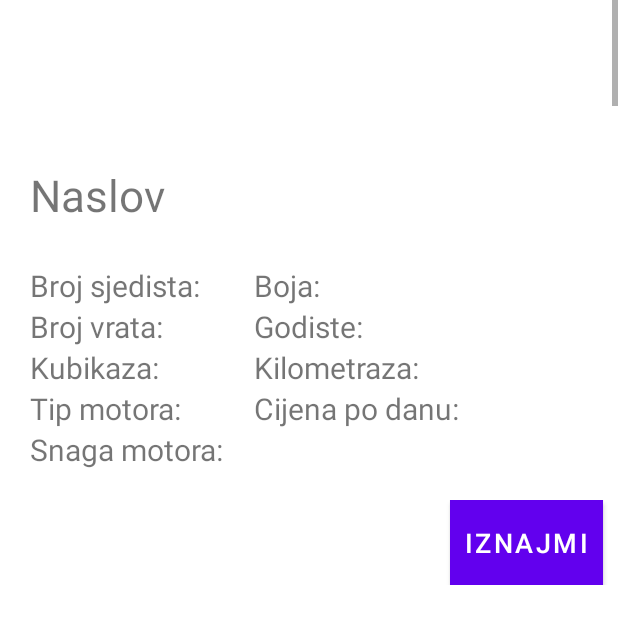
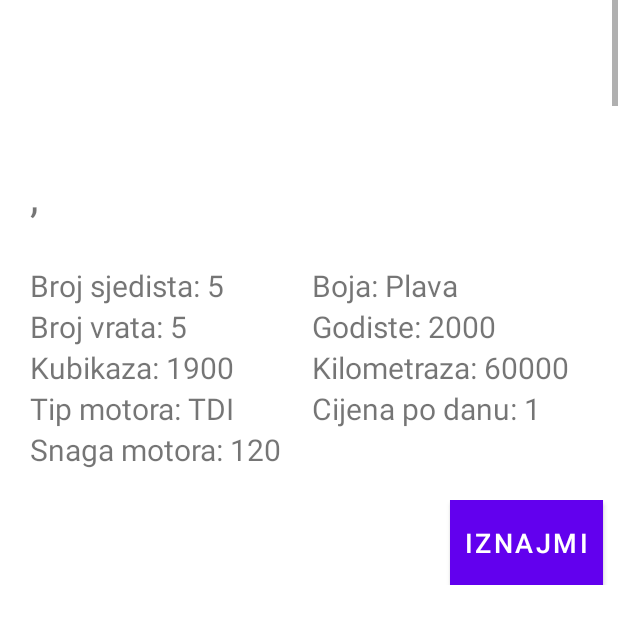
Before and after one commit to jovan996/RentACar, an Android app: the DetailViewActivity screen opened directly, with no data from a screen before it, on a phone screen of 412 x 824 dp, the part 572-1216 px from its top. Run offline under Robolectric (Android 15) with nearby library versions, the phone set to English and light mode, and no system bars; our stand-ins replace ButterKnife; libraries missing offline, so code that uses them is left out: com.mikepenz.materialdrawer; 8 statements that could not run were skipped.

Commit message:
prikaz podataka

```diff
--- a/app/src/main/java/com/example/rentacar/Aktivnosti/DetailViewActivity.java
+++ b/app/src/main/java/com/example/rentacar/Aktivnosti/DetailViewActivity.java
@@ -1,6 +1,7 @@
 package com.example.rentacar.Aktivnosti;
 
 import android.content.Intent;
+import android.os.Build;
 import android.os.Bundle;
 import android.text.Editable;
 import android.util.Log;
@@ -17,6 +18,7 @@ import android.widget.TextView;
 import android.widget.Toast;
 
 import androidx.annotation.Nullable;
+import androidx.annotation.RequiresApi;
 import androidx.appcompat.app.ActionBar;
 import androidx.appcompat.app.AppCompatActivity;
 import androidx.appcompat.widget.Toolbar;
@@ -119,6 +121,7 @@ public class DetailViewActivity extends AppCompatActivity implements OnMapReadyC
     @BindView(R.id.detailToolbar)
     public Toolbar toolbar;
 
+    @RequiresApi(api = Build.VERSION_CODES.M)
     @Override
     protected void onCreate(Bundle savedInstanceState) {
         super.onCreate(savedInstanceState);
@@ -180,6 +183,34 @@ public class DetailViewActivity extends AppCompatActivity implements OnMapReadyC
         Intent intent = getIntent();
         int id = intent.getIntExtra("faId",0);
 
+        int c = db.setujCijenuPoDanu(id);
+        cijenaPoDanu.append(" " + Integer.toString(c));
+
+        //string b = db.setujBoju(id);
+        boja.append(" " + db.setujBoju(id));
+
+        int g = db.setujGodiste(id);
+        godiste.append(" " + Integer.toString(g));
+
+        int k = db.setujKilometrazu(id);
+        kilometraza.append(" " + Integer.toString(k));
+
+        naslov.setText(db.setujImeMarkuAuta(id));
+
+        int brS = db.setujBrSjedista(id);
+        brojSjedista.append(" " + Integer.toString(brS));
+
+        int brV = db.setujBrVrata(id);
+        brojVrata.append(" " + Integer.toString(brV));
+
+        int kub = db.setujKubikazu(id);
+        kubikaza.append(" " + Integer.toString(kub));
+
+        tipMotora.append(" " + db.setujTipMotora(id));
+
+        int snaga = db.setujSnaguMotora(id);
+        snagaMotora.append(" " + Integer.toString(snaga));
+
         listaKomentara = db.getKomentari(id);
         komentarViewAdapter=new KomentarViewAdapter(this, listaKomentara); //samo za potrebe testiranja posto jos nemamo bazu
         listView.setAdapter(komentarViewAdapter);
@@ -192,7 +223,7 @@ public class DetailViewActivity extends AppCompatActivity implements OnMapReadyC
             else
                 omiljeni.setChecked(false);
         }
-        ocjena.setRating(db.uzmiOcjenu());
+        ocjena.setRating(db.uzmiOcjenu(id));
 
 
         iznajmi = findViewById(R.id.detailViewIznajmiButton);
@@ -235,14 +266,14 @@ public class DetailViewActivity extends AppCompatActivity implements OnMapReadyC
                             if(rating >=0 && rating < 1)
                                 a = 1;
                             db.ocijeniAutomobil(a, Integer.parseInt(sesija.getKorisnikId()), id);
-                            ocjena.setRating(db.uzmiOcjenu());
+                            ocjena.setRating(db.uzmiOcjenu(id));
                         }else{
-                            ocjena.setRating(db.uzmiOcjenu());
+                            ocjena.setRating(db.uzmiOcjenu(id));
                             Toast.makeText(DetailViewActivity.this, R.string.poruka_niste_iznajmili,Toast.LENGTH_LONG).show();
                         }
                     }
                     else {
-                        ocjena.setRating(db.uzmiOcjenu());
+                        ocjena.setRating(db.uzmiOcjenu(id));
                         Toast.makeText(DetailViewActivity.this, R.string.poruka_mora_se_logovati,Toast.LENGTH_LONG).show();
                     }
                 }
--- a/app/src/main/java/com/example/rentacar/BazaPodataka/DatabaseHelper.java
+++ b/app/src/main/java/com/example/rentacar/BazaPodataka/DatabaseHelper.java
@@ -46,9 +46,14 @@ public class DatabaseHelper extends SQLiteOpenHelper {
     public void onCreate(SQLiteDatabase db) {
 
 
-        String createAutomobil = "CREATE TABLE " + AUTOMOBIL_TABLE + " (AUTOMOBIL_ID integer PRIMARY KEY AUTOINCREMENT not null, AUTOMOBIL_MARKA varchar(50) not null," +
-                "AUTOMOBIL_MODEL varchar(50) not null, AUTOMOBIL_BROJ_SJEDISTA integer not null, AUTOMOBIL_BROJ_VRATA integer not null," +
-                "AUTOMOBIL_KUBIKAZA integer not null, AUTOMOBIL_MOTOR VARCHAR(50), AUTOMOBIL_SNAGA_MOTORA integer not null);";
+        String createAutomobil = "CREATE TABLE " + AUTOMOBIL_TABLE + " (AUTOMOBIL_ID integer PRIMARY KEY AUTOINCREMENT not null, " +
+                "AUTOMOBIL_MARKA varchar(50) not null," +
+                "AUTOMOBIL_MODEL varchar(50) not null, " +
+                "AUTOMOBIL_BROJ_SJEDISTA integer not null, " +
+                "AUTOMOBIL_BROJ_VRATA integer not null," +
+                "AUTOMOBIL_KUBIKAZA integer not null, " +
+                "AUTOMOBIL_MOTOR VARCHAR(50), " +
+                "AUTOMOBIL_SNAGA_MOTORA integer not null);";
 
         String createIndexAutomobil = "create unique index AUTOMOBIL_PK on " + AUTOMOBIL_TABLE + " (\n" +
                 "AUTOMOBIL_ID ASC);";
@@ -423,14 +428,14 @@ public class DatabaseHelper extends SQLiteOpenHelper {
         }
 
     }
-    public float uzmiOcjenu() {
+    public float uzmiOcjenu(int faId) {
         float korId = 0;
         int brojac = 0;
         float ocjena = 0;
 
         SQLiteDatabase sqLiteDb = this.getWritableDatabase();
         Cursor cursor = sqLiteDb.rawQuery("SELECT OCJENA_BROJ " +
-                "FROM " + OCJENA_TABLE, null);
+                "FROM " + OCJENA_TABLE + " WHERE FA_ID = '" + faId + "'", null);
 
         if (cursor.moveToFirst()){
             do {
@@ -502,6 +507,179 @@ public class DatabaseHelper extends SQLiteOpenHelper {
 
     }
 
+
+    public String setujImeMarkuAuta(int id) {
+        String marka = "";
+        String model = "";
+
+        SQLiteDatabase sqLiteDb = this.getWritableDatabase();
+        Cursor cursor = sqLiteDb.rawQuery("SELECT AUTOMOBIL_MARKA, AUTOMOBIL_MODEL " +
+                "FROM " + AUTOMOBIL_TABLE + " WHERE AUTOMOBIL_ID = '" + id + "'", null);
+
+        if (cursor.moveToFirst()){
+            do {
+                // Passing values
+                marka = cursor.getString(cursor.getColumnIndex("AUTOMOBIL_MARKA"));
+                model = cursor.getString(cursor.getColumnIndex("AUTOMOBIL_MODEL"));
+            } while(cursor.moveToNext());
+        }
+
+        String ret = marka + ", " + model;
+        return ret;
+    }
+
+    public int setujBrSjedista(int id){
+        int BrSjedista = 5;
+
+        SQLiteDatabase sqLiteDb = this.getWritableDatabase();
+        Cursor cursor = sqLiteDb.rawQuery("SELECT AUTOMOBIL_BROJ_SJEDISTA " +
+                "FROM " + AUTOMOBIL_TABLE + " WHERE AUTOMOBIL_ID = '" + id + "'", null);
+
+        if (cursor.moveToFirst()){
+            do {
+                // Passing values
+                BrSjedista = cursor.getInt(cursor.getColumnIndex("AUTOMOBIL_BROJ_SJEDISTA"));
+            } while(cursor.moveToNext());
+        }
+
+        return BrSjedista;
+    }
+
+    public int setujBrVrata(int id){
+        int brVrata = 5;
+
+        SQLiteDatabase sqLiteDb = this.getWritableDatabase();
+        Cursor cursor = sqLiteDb.rawQuery("SELECT AUTOMOBIL_BROJ_VRATA " +
+                "FROM " + AUTOMOBIL_TABLE + " WHERE AUTOMOBIL_ID = '" + id + "'", null);
+
+        if (cursor.moveToFirst()){
+            do {
+                // Passing values
+                brVrata = cursor.getInt(cursor.getColumnIndex("AUTOMOBIL_BROJ_VRATA"));
+            } while(cursor.moveToNext());
+        }
+
+        return brVrata;
+    }
+
+    public int setujKubikazu(int id){
+        int kubikaza = 1900;
+
+        SQLiteDatabase sqLiteDb = this.getWritableDatabase();
+        Cursor cursor = sqLiteDb.rawQuery("SELECT AUTOMOBIL_KUBIKAZA " +
+                "FROM " + AUTOMOBIL_TABLE + " WHERE AUTOMOBIL_ID = '" + id + "'", null);
+
+        if (cursor.moveToFirst()){
+            do {
+                // Passing values
+                kubikaza = cursor.getInt(cursor.getColumnIndex("AUTOMOBIL_KUBIKAZA"));
+            } while(cursor.moveToNext());
+        }
+
+        return kubikaza;
+    }
+
+    public String setujTipMotora(int id){
+        String tip = "TDI";
+
+        SQLiteDatabase sqLiteDb = this.getWritableDatabase();
+        Cursor cursor = sqLiteDb.rawQuery("SELECT AUTOMOBIL_MOTOR " +
+                "FROM " + AUTOMOBIL_TABLE + " WHERE AUTOMOBIL_ID = '" + id + "'", null);
+
+        if (cursor.moveToFirst()){
+            do {
+                // Passing values
+                tip = cursor.getString(cursor.getColumnIndex("AUTOMOBIL_MOTOR"));
+            } while(cursor.moveToNext());
+        }
+
+        return tip;
+    }
+
+    public int setujSnaguMotora(int id){
+        int snaga = 120;
+
+        SQLiteDatabase sqLiteDb = this.getWritableDatabase();
+        Cursor cursor = sqLiteDb.rawQuery("SELECT AUTOMOBIL_SNAGA_MOTORA " +
+                "FROM " + AUTOMOBIL_TABLE + " WHERE AUTOMOBIL_ID = '" + id + "'", null);
+
+        if (cursor.moveToFirst()){
+            do {
+                // Passing values
+                snaga = cursor.getInt(cursor.getColumnIndex("AUTOMOBIL_SNAGA_MOTORA"));
+            } while(cursor.moveToNext());
+        }
+
+        return snaga;
+    }
+
+    public int setujCijenuPoDanu(int faId){
+        int cijena = 1;
+
+        SQLiteDatabase sqLiteDb = this.getWritableDatabase();
+        Cursor cursor = sqLiteDb.rawQuery("SELECT CENA_PO_DANU " +
+                "FROM " + FIRMA_AUTOMOBIL_TABLE + " WHERE AUTOMOBIL_ID = '" + faId + "'", null);
+
+        if (cursor.moveToFirst()){
+            do {
+                // Passing values
+                cijena = cursor.getInt(cursor.getColumnIndex("CENA_PO_DANU"));
+            } while(cursor.moveToNext());
+        }
+
+        return cijena;
+    }
+
+    public String setujBoju(int faId){
+        String boja = "Plava";
+
+        SQLiteDatabase sqLiteDb = this.getWritableDatabase();
+        Cursor cursor = sqLiteDb.rawQuery("SELECT BOJA " +
+                "FROM " + FIRMA_AUTOMOBIL_TABLE + " WHERE AUTOMOBIL_ID = '" + faId + "'", null);
+
+        if (cursor.moveToFirst()){
+            do {
+                // Passing values
+                boja = cursor.getString(cursor.getColumnIndex("BOJA"));
+            } while(cursor.moveToNext());
+        }
+
+        return boja;
+    }
+
+    public int setujKilometrazu(int faId){
+        int kilometraza = 60000;
+
+        SQLiteDatabase sqLiteDb = this.getWritableDatabase();
+        Cursor cursor = sqLiteDb.rawQuery("SELECT KILOMETRAZA " +
+                "FROM " + FIRMA_AUTOMOBIL_TABLE + " WHERE AUTOMOBIL_ID = '" + faId + "'", null);
+
+        if (cursor.moveToFirst()){
+            do {
+                // Passing values
+                kilometraza = cursor.getInt(cursor.getColumnIndex("KILOMETRAZA"));
+            } while(cursor.moveToNext());
+        }
+
+        return kilometraza;
+    }
+
+    public int setujGodiste(int faId){
+        int godiste = 2000;
+
+        SQLiteDatabase sqLiteDb = this.getWritableDatabase();
+        Cursor cursor = sqLiteDb.rawQuery("SELECT GODISTE " +
+                "FROM " + FIRMA_AUTOMOBIL_TABLE + " WHERE AUTOMOBIL_ID = '" + faId + "'", null);
+
+        if (cursor.moveToFirst()){
+            do {
+                // Passing values
+                godiste = cursor.getInt(cursor.getColumnIndex("GODISTE"));
+            } while(cursor.moveToNext());
+        }
+
+        return godiste;
+    }
     public String registracija(String ime, String prezime, String email, String brojTelefona, String jmbg, String lozinka) {
         //if (ime.trim() == "" || prezime.trim() == "" || email.trim() == "" || brojTelefona.trim() == "" || jmbg.trim() == "" ||  lozinka.trim() == "") return "Niste unijeli jedan od podataka!";
 
```
